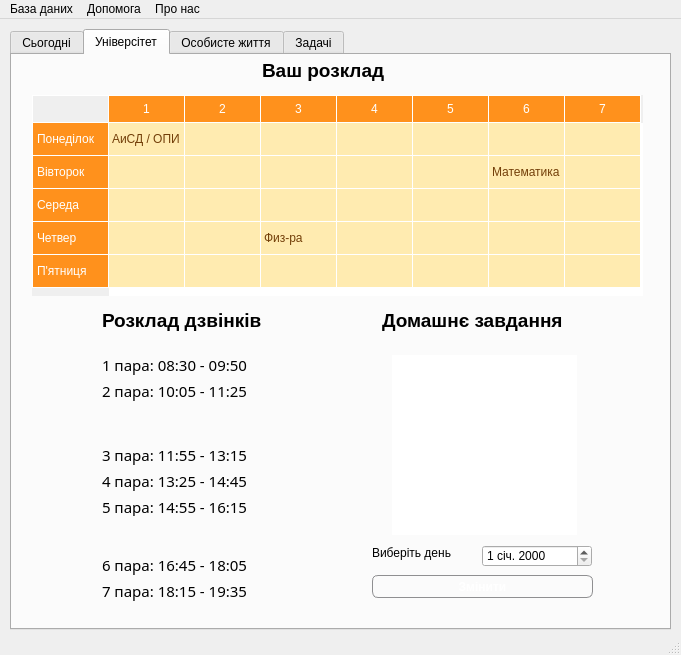
Before: the Qt Designer form mainwindow.ui in zEEmperon/Course-Project-KNT-129, drawn with Qt 5.
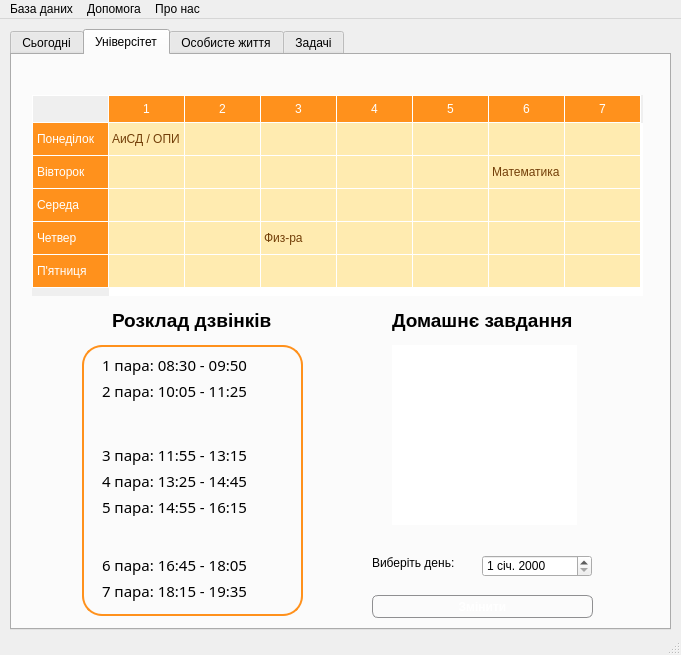
After: the same form once the commit is applied. The open tabs and pages were chosen to show the change. Icons and pictures are not drawn.

What changed in the file:
```diff
--- a/mainwindow.ui
+++ b/mainwindow.ui
@@ -614,32 +614,12 @@
        </property>
       </item>
      </widget>
-     <widget class="QLabel" name="label">
-      <property name="geometry">
-       <rect>
-        <x>250</x>
-        <y>0</y>
-        <width>131</width>
-        <height>31</height>
-       </rect>
-      </property>
-      <property name="font">
-       <font>
-        <pointsize>14</pointsize>
-        <weight>75</weight>
-        <bold>true</bold>
-       </font>
-      </property>
-      <property name="text">
-       <string>Ваш розклад</string>
-      </property>
-     </widget>
      <widget class="QLabel" name="label_2">
       <property name="geometry">
        <rect>
-        <x>370</x>
+        <x>380</x>
         <y>250</y>
-        <width>201</width>
+        <width>191</width>
         <height>31</height>
        </rect>
       </property>
@@ -658,7 +638,7 @@
       <property name="geometry">
        <rect>
         <x>380</x>
-        <y>300</y>
+        <y>290</y>
         <width>185</width>
         <height>180</height>
        </rect>
@@ -717,7 +697,7 @@
       <property name="geometry">
        <rect>
         <x>470</x>
-        <y>490</y>
+        <y>500</y>
         <width>110</width>
         <height>22</height>
        </rect>
@@ -730,20 +710,20 @@
       <property name="geometry">
        <rect>
         <x>360</x>
-        <y>490</y>
+        <y>500</y>
         <width>91</width>
         <height>16</height>
        </rect>
       </property>
       <property name="text">
-       <string>Виберіть день</string>
+       <string>Виберіть день:</string>
       </property>
      </widget>
      <widget class="QPushButton" name="buttonChangeUniversity">
       <property name="geometry">
        <rect>
         <x>360</x>
-        <y>520</y>
+        <y>540</y>
         <width>221</width>
         <height>23</height>
        </rect>
@@ -782,7 +762,7 @@
      <widget class="QLabel" name="label_10">
       <property name="geometry">
        <rect>
-        <x>90</x>
+        <x>100</x>
         <y>250</y>
         <width>171</width>
         <height>31</height>
@@ -842,7 +822,7 @@
        <rect>
         <x>90</x>
         <y>300</y>
-        <width>176</width>
+        <width>181</width>
         <height>46</height>
        </rect>
       </property>
@@ -880,7 +860,7 @@
        <rect>
         <x>90</x>
         <y>390</y>
-        <width>176</width>
+        <width>181</width>
         <height>71</height>
        </rect>
       </property>
@@ -931,7 +911,7 @@
        <rect>
         <x>90</x>
         <y>500</y>
-        <width>176</width>
+        <width>181</width>
         <height>46</height>
        </rect>
       </property>
@@ -964,6 +944,25 @@
        </item>
       </layout>
      </widget>
+     <widget class="QGroupBox" name="groupBox">
+      <property name="geometry">
+       <rect>
+        <x>70</x>
+        <y>290</y>
+        <width>221</width>
+        <height>271</height>
+       </rect>
+      </property>
+      <property name="styleSheet">
+       <string notr="true">QGroupBox { 
+     border: 2px solid #ff911c; 
+     border-radius: 20px; 
+ }</string>
+      </property>
+      <property name="title">
+       <string/>
+      </property>
+     </widget>
     </widget>
     <widget class="QWidget" name="tabPersonalLife">
      <attribute name="title">
```
Left out of the diff: 78 changed lines with no effect on the pictures.
